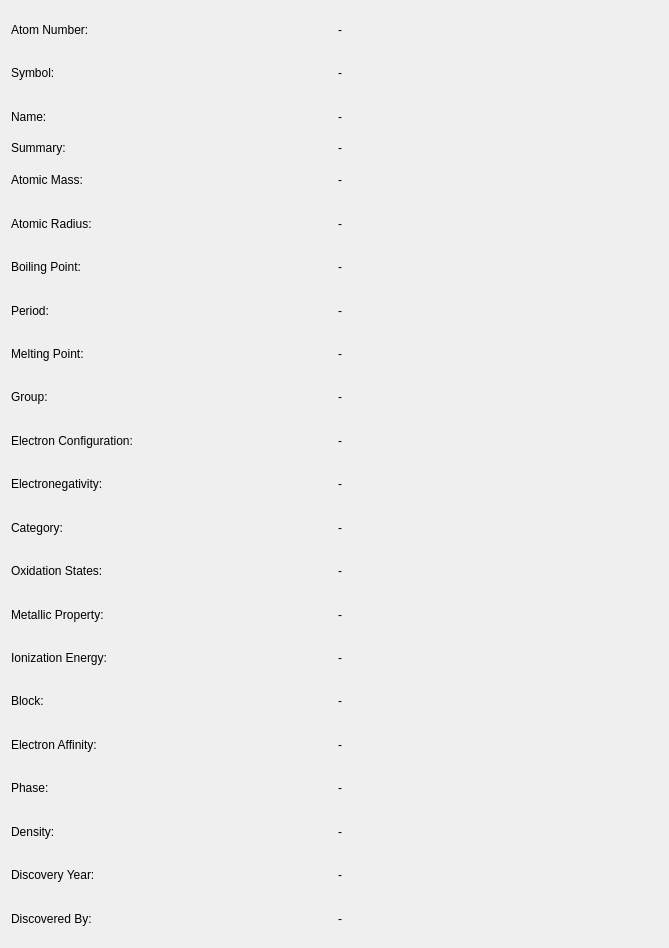
This is STAGE4/TableSection/forms/elementdialog.ui in demirciAhmet/periodiCpp as Qt 5 draws it before an edit. The edited form follows.
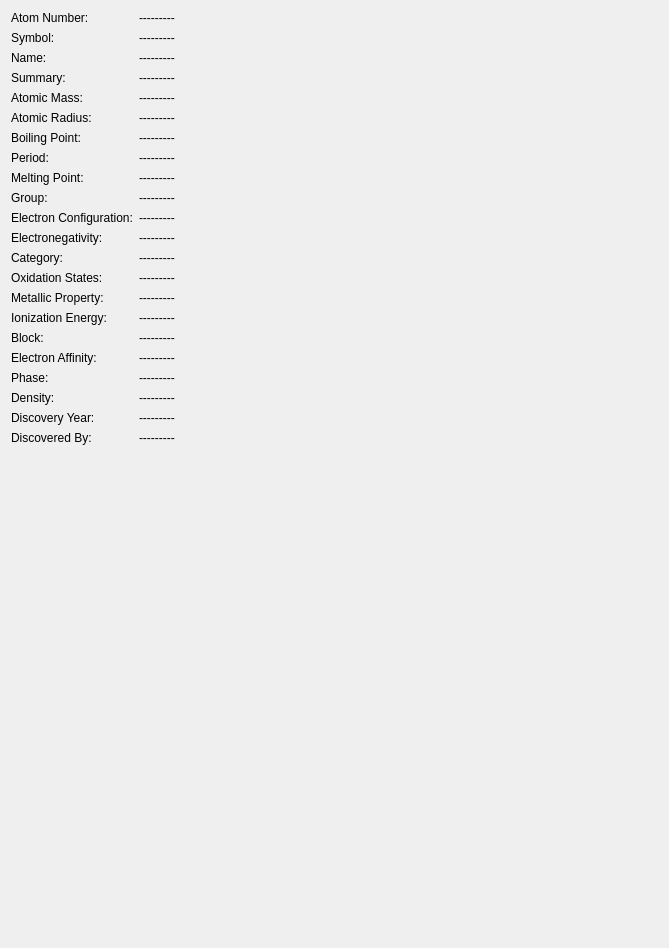
This is the edited form.

```diff
--- a/STAGE4/TableSection/forms/elementdialog.ui
+++ b/STAGE4/TableSection/forms/elementdialog.ui
@@ -13,10 +13,10 @@
   <property name="windowTitle">
    <string>Dialog</string>
   </property>
-  <layout class="QHBoxLayout" name="horizontalLayout_10">
+  <layout class="QVBoxLayout" name="verticalLayout">
    <item>
-    <layout class="QVBoxLayout" name="verticalLayout_2" stretch="0,0,0,0,0,0,0,0,0,0,0,0,0,0,0,0,0,0,0,0,0,0">
-     <item>
+    <layout class="QFormLayout" name="formLayout">
+     <item row="0" column="0">
       <layout class="QHBoxLayout" name="horizontalLayout">
        <item>
         <widget class="QLabel" name="label">
@@ -25,16 +25,16 @@
          </property>
         </widget>
        </item>
-       <item>
-        <widget class="QLabel" name="lblAtomicNumber">
-         <property name="text">
-          <string>-</string>
-         </property>
-        </widget>
-       </item>
       </layout>
      </item>
-     <item>
+     <item row="0" column="1">
+      <widget class="QLabel" name="lblAtomicNumber">
+       <property name="text">
+        <string>---------</string>
+       </property>
+      </widget>
+     </item>
+     <item row="1" column="0">
       <layout class="QHBoxLayout" name="horizontalLayout_2">
        <item>
         <widget class="QLabel" name="label_2">
@@ -43,16 +43,16 @@
          </property>
         </widget>
        </item>
-       <item>
-        <widget class="QLabel" name="lblSymbol">
-         <property name="text">
-          <string>-</string>
-         </property>
-        </widget>
-       </item>
       </layout>
      </item>
-     <item>
+     <item row="1" column="1">
+      <widget class="QLabel" name="lblSymbol">
+       <property name="text">
+        <string>---------</string>
+       </property>
+      </widget>
+     </item>
+     <item row="2" column="0">
       <layout class="QHBoxLayout" name="horizontalLayout_3">
        <item>
         <widget class="QLabel" name="label_3">
@@ -61,16 +61,16 @@
          </property>
         </widget>
        </item>
-       <item>
-        <widget class="QLabel" name="lblName">
-         <property name="text">
-          <string>-</string>
-         </property>
-        </widget>
-       </item>
       </layout>
      </item>
-     <item>
+     <item row="2" column="1">
+      <widget class="QLabel" name="lblName">
+       <property name="text">
+        <string>---------</string>
+       </property>
+      </widget>
+     </item>
+     <item row="3" column="0">
       <layout class="QHBoxLayout" name="horizontalLayout_23">
        <item>
         <widget class="QLabel" name="label_10">
@@ -79,22 +79,22 @@
          </property>
         </widget>
        </item>
-       <item>
-        <widget class="QLabel" name="lblSummary">
-         <property name="sizePolicy">
-          <sizepolicy hsizetype="Preferred" vsizetype="Fixed">
-           <horstretch>0</horstretch>
-           <verstretch>0</verstretch>
-          </sizepolicy>
-         </property>
-         <property name="text">
-          <string>-</string>
-         </property>
-        </widget>
-       </item>
       </layout>
      </item>
-     <item>
+     <item row="3" column="1">
+      <widget class="QLabel" name="lblSummary">
+       <property name="sizePolicy">
+        <sizepolicy hsizetype="Preferred" vsizetype="Fixed">
+         <horstretch>0</horstretch>
+         <verstretch>0</verstretch>
+        </sizepolicy>
+       </property>
+       <property name="text">
+        <string>---------</string>
+       </property>
+      </widget>
+     </item>
+     <item row="4" column="0">
       <layout class="QHBoxLayout" name="horizontalLayout_4">
        <item>
         <widget class="QLabel" name="label_4">
@@ -103,16 +103,16 @@
          </property>
         </widget>
        </item>
-       <item>
-        <widget class="QLabel" name="lblAtomicMass">
-         <property name="text">
-          <string>-</string>
-         </property>
-        </widget>
-       </item>
       </layout>
      </item>
-     <item>
+     <item row="4" column="1">
+      <widget class="QLabel" name="lblAtomicMass">
+       <property name="text">
+        <string>---------</string>
+       </property>
+      </widget>
+     </item>
+     <item row="5" column="0">
       <layout class="QHBoxLayout" name="horizontalLayout_5">
        <item>
         <widget class="QLabel" name="label_5">
@@ -121,16 +121,16 @@
          </property>
         </widget>
        </item>
-       <item>
-        <widget class="QLabel" name="lblAtomicRadius">
-         <property name="text">
-          <string>-</string>
-         </property>
-        </widget>
-       </item>
       </layout>
      </item>
-     <item>
+     <item row="5" column="1">
+      <widget class="QLabel" name="lblAtomicRadius">
+       <property name="text">
+        <string>---------</string>
+       </property>
+      </widget>
+     </item>
+     <item row="6" column="0">
       <layout class="QHBoxLayout" name="horizontalLayout_13">
        <item>
         <widget class="QLabel" name="label_13">
@@ -139,16 +139,16 @@
          </property>
         </widget>
        </item>
-       <item>
-        <widget class="QLabel" name="lblBoil">
-         <property name="text">
-          <string>-</string>
-         </property>
-        </widget>
-       </item>
       </layout>
      </item>
-     <item>
+     <item row="6" column="1">
+      <widget class="QLabel" name="lblBoil">
+       <property name="text">
+        <string>---------</string>
+       </property>
+      </widget>
+     </item>
+     <item row="7" column="0">
       <layout class="QHBoxLayout" name="horizontalLayout_6">
        <item>
         <widget class="QLabel" name="label_6">
@@ -157,16 +157,16 @@
          </property>
         </widget>
        </item>
-       <item>
-        <widget class="QLabel" name="lblPeriod">
-         <property name="text">
-          <string>-</string>
-         </property>
-        </widget>
-       </item>
       </layout>
      </item>
-     <item>
+     <item row="7" column="1">
+      <widget class="QLabel" name="lblPeriod">
+       <property name="text">
+        <string>---------</string>
+       </property>
+      </widget>
+     </item>
+     <item row="8" column="0">
       <layout class="QHBoxLayout" name="horizontalLayout_16">
        <item>
         <widget class="QLabel" name="label_16">
@@ -175,16 +175,16 @@
          </property>
         </widget>
        </item>
-       <item>
-        <widget class="QLabel" name="lblMelt">
-         <property name="text">
-          <string>-</string>
-         </property>
-        </widget>
-       </item>
       </layout>
      </item>
-     <item>
+     <item row="8" column="1">
+      <widget class="QLabel" name="lblMelt">
+       <property name="text">
+        <string>---------</string>
+       </property>
+      </widget>
+     </item>
+     <item row="9" column="0">
       <layout class="QHBoxLayout" name="horizontalLayout_8">
        <item>
         <widget class="QLabel" name="label_8">
@@ -193,52 +193,16 @@
          </property>
         </widget>
        </item>
-       <item>
-        <widget class="QLabel" name="lblGroup">
-         <property name="text">
-          <string>-</string>
-         </property>
-        </widget>
-       </item>
       </layout>
      </item>
-     <item>
-      <layout class="QHBoxLayout" name="horizontalLayout_17">
-       <item>
-        <widget class="QLabel" name="label_17">
-         <property name="text">
-          <string>Electron Configuration:</string>
-         </property>
-        </widget>
-       </item>
-       <item>
-        <widget class="QLabel" name="lblElectronConfiguration">
-         <property name="text">
-          <string>-</string>
-         </property>
-        </widget>
-       </item>
-      </layout>
+     <item row="9" column="1">
+      <widget class="QLabel" name="lblGroup">
+       <property name="text">
+        <string>---------</string>
+       </property>
+      </widget>
      </item>
-     <item>
-      <layout class="QHBoxLayout" name="horizontalLayout_14">
-       <item>
-        <widget class="QLabel" name="label_14">
-         <property name="text">
-          <string>Electronegativity:</string>
-         </property>
-        </widget>
-       </item>
-       <item>
-        <widget class="QLabel" name="lblElectronegativity">
-         <property name="text">
-          <string>-</string>
-         </property>
-        </widget>
-       </item>
-      </layout>
-     </item>
-     <item>
+     <item row="12" column="0">
       <layout class="QHBoxLayout" name="horizontalLayout_12">
        <item>
         <widget class="QLabel" name="label_12">
@@ -247,34 +211,9 @@
          </property>
         </widget>
        </item>
-       <item>
-        <widget class="QLabel" name="lblCategory">
-         <property name="text">
-          <string>-</string>
-         </property>
-        </widget>
-       </item>
       </layout>
      </item>
-     <item>
-      <layout class="QHBoxLayout" name="horizontalLayout_15">
-       <item>
-        <widget class="QLabel" name="label_15">
-         <property name="text">
-          <string>Oxidation States:</string>
-         </property>
-        </widget>
-       </item>
-       <item>
-        <widget class="QLabel" name="lblOxidationStates">
-         <property name="text">
-          <string>-</string>
-         </property>
-        </widget>
-       </item>
-      </layout>
-     </item>
-     <item>
+     <item row="14" column="0">
       <layout class="QHBoxLayout" name="horizontalLayout_11">
        <item>
         <widget class="QLabel" name="label_11">
@@ -283,16 +222,9 @@
          </property>
         </widget>
        </item>
-       <item>
-        <widget class="QLabel" name="lblMetallicProperty">
-         <property name="text">
-          <string>-</string>
-         </property>
-        </widget>
-       </item>
       </layout>
      </item>
-     <item>
+     <item row="15" column="0">
       <layout class="QHBoxLayout" name="horizontalLayout_18">
        <item>
         <widget class="QLabel" name="label_18">
@@ -301,16 +233,9 @@
          </property>
         </widget>
        </item>
-       <item>
-        <widget class="QLabel" name="lblIonizationEnergy">
-         <property name="text">
-          <string>-</string>
-         </property>
-        </widget>
-       </item>
       </layout>
      </item>
-     <item>
+     <item row="16" column="0">
       <layout class="QHBoxLayout" name="horizontalLayout_7">
        <item>
         <widget class="QLabel" name="label_7">
@@ -319,16 +244,9 @@
          </property>
         </widget>
        </item>
-       <item>
-        <widget class="QLabel" name="lblBlock">
-         <property name="text">
-          <string>-</string>
-         </property>
-        </widget>
-       </item>
       </layout>
      </item>
-     <item>
+     <item row="17" column="0">
       <layout class="QHBoxLayout" name="horizontalLayout_21">
        <item>
         <widget class="QLabel" name="label_21">
@@ -337,16 +255,9 @@
          </property>
         </widget>
        </item>
-       <item>
-        <widget class="QLabel" name="lblElectronAffinity">
-         <property name="text">
-          <string>-</string>
-         </property>
-        </widget>
-       </item>
       </layout>
      </item>
-     <item>
+     <item row="18" column="0">
       <layout class="QHBoxLayout" name="horizontalLayout_9">
        <item>
         <widget class="QLabel" name="label_9">
@@ -355,16 +266,9 @@
          </property>
         </widget>
        </item>
-       <item>
-        <widget class="QLabel" name="lblPhase">
-         <property name="text">
-          <string>-</string>
-         </property>
-        </widget>
-       </item>
       </layout>
      </item>
-     <item>
+     <item row="19" column="0">
       <layout class="QHBoxLayout" name="horizontalLayout_22">
        <item>
         <widget class="QLabel" name="label_22">
@@ -373,16 +277,9 @@
          </property>
         </widget>
        </item>
-       <item>
-        <widget class="QLabel" name="lblDensity">
-         <property name="text">
-          <string>-</string>
-         </property>
-        </widget>
-       </item>
       </layout>
      </item>
-     <item>
+     <item row="20" column="0">
       <layout class="QHBoxLayout" name="horizontalLayout_19">
        <item>
         <widget class="QLabel" name="label_19">
@@ -391,16 +288,9 @@
          </property>
         </widget>
        </item>
-       <item>
-        <widget class="QLabel" name="lblDiscoveryYear">
-         <property name="text">
-          <string>-</string>
-         </property>
-        </widget>
-       </item>
       </layout>
      </item>
-     <item>
+     <item row="21" column="0">
       <layout class="QHBoxLayout" name="horizontalLayout_20">
        <item>
         <widget class="QLabel" name="label_20">
@@ -409,15 +299,125 @@
          </property>
         </widget>
        </item>
+      </layout>
+     </item>
+     <item row="10" column="0">
+      <layout class="QHBoxLayout" name="horizontalLayout_17">
        <item>
-        <widget class="QLabel" name="lblDiscoveredBy">
+        <widget class="QLabel" name="label_17">
          <property name="text">
-          <string>-</string>
+          <string>Electron Configuration:</string>
          </property>
         </widget>
        </item>
       </layout>
      </item>
+     <item row="10" column="1">
+      <widget class="QLabel" name="lblElectronConfiguration">
+       <property name="text">
+        <string>---------</string>
+       </property>
+      </widget>
+     </item>
+     <item row="11" column="0">
+      <layout class="QHBoxLayout" name="horizontalLayout_14">
+       <item>
+        <widget class="QLabel" name="label_14">
+         <property name="text">
+          <string>Electronegativity:</string>
+         </property>
+        </widget>
+       </item>
+      </layout>
+     </item>
+     <item row="11" column="1">
+      <widget class="QLabel" name="lblElectronegativity">
+       <property name="text">
+        <string>---------</string>
+       </property>
+      </widget>
+     </item>
+     <item row="12" column="1">
+      <widget class="QLabel" name="lblCategory">
+       <property name="text">
+        <string>---------</string>
+       </property>
+      </widget>
+     </item>
+     <item row="13" column="0">
+      <layout class="QHBoxLayout" name="horizontalLayout_15">
+       <item>
+        <widget class="QLabel" name="label_15">
+         <property name="text">
+          <string>Oxidation States:</string>
+         </property>
+        </widget>
+       </item>
+      </layout>
+     </item>
+     <item row="13" column="1">
+      <widget class="QLabel" name="lblOxidationStates">
+       <property name="text">
+        <string>---------</string>
+       </property>
+      </widget>
+     </item>
+     <item row="14" column="1">
+      <widget class="QLabel" name="lblMetallicProperty">
+       <property name="text">
+        <string>---------</string>
+       </property>
+      </widget>
+     </item>
+     <item row="15" column="1">
+      <widget class="QLabel" name="lblIonizationEnergy">
+       <property name="text">
+        <string>---------</string>
+       </property>
+      </widget>
+     </item>
+     <item row="16" column="1">
+      <widget class="QLabel" name="lblBlock">
+       <property name="text">
+        <string>---------</string>
+       </property>
+      </widget>
+     </item>
+     <item row="17" column="1">
+      <widget class="QLabel" name="lblElectronAffinity">
+       <property name="text">
+        <string>---------</string>
+       </property>
+      </widget>
+     </item>
+     <item row="18" column="1">
+      <widget class="QLabel" name="lblPhase">
+       <property name="text">
+        <string>---------</string>
+       </property>
+      </widget>
+     </item>
+     <item row="19" column="1">
+      <widget class="QLabel" name="lblDensity">
+       <property name="text">
+        <string>---------</string>
+       </property>
+      </widget>
+     </item>
+     <item row="20" column="1">
+      <widget class="QLabel" name="lblDiscoveryYear">
+       <property name="text">
+        <string>---------</string>
+       </property>
+      </widget>
+     </item>
+     <item row="21" column="1">
+      <widget class="QLabel" name="lblDiscoveredBy">
+       <property name="text">
+        <string>---------</string>
+       </property>
+      </widget>
+     </item>
     </layout>
    </item>
   </layout>
```
